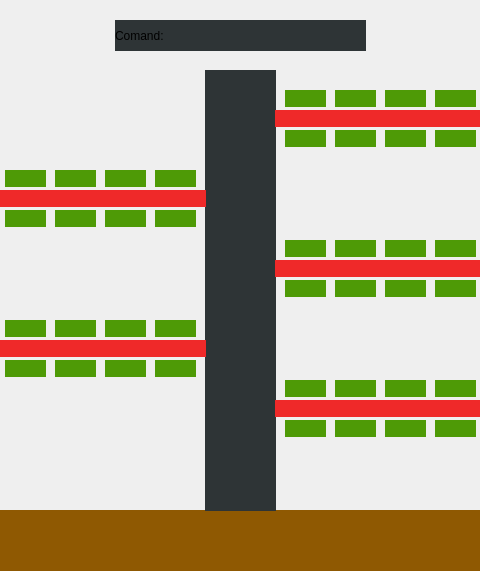
Qt form bosque/mainwindow.ui (BryanGmz/Bosque) before a commit; both pictures show x 155 to 635 and y 0 to 571 of the 809 by 672 pixel window.
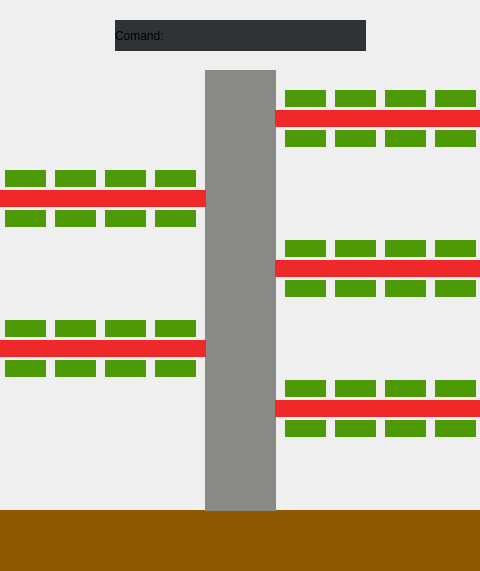
The same form after that commit.

```diff
--- a/bosque/mainwindow.ui
+++ b/bosque/mainwindow.ui
@@ -82,7 +82,7 @@
      <string>&lt;html&gt;&lt;head/&gt;&lt;body&gt;&lt;p align=&quot;center&quot;&gt;&lt;br/&gt;&lt;/p&gt;&lt;/body&gt;&lt;/html&gt;</string>
     </property>
     <property name="styleSheet">
-     <string notr="true">background-color: rgb(46, 52, 54); color: rgb(238, 238, 236)</string>
+     <string notr="true">background-color: rgb(136, 138, 133);</string>
     </property>
     <property name="text">
      <string/>
```
